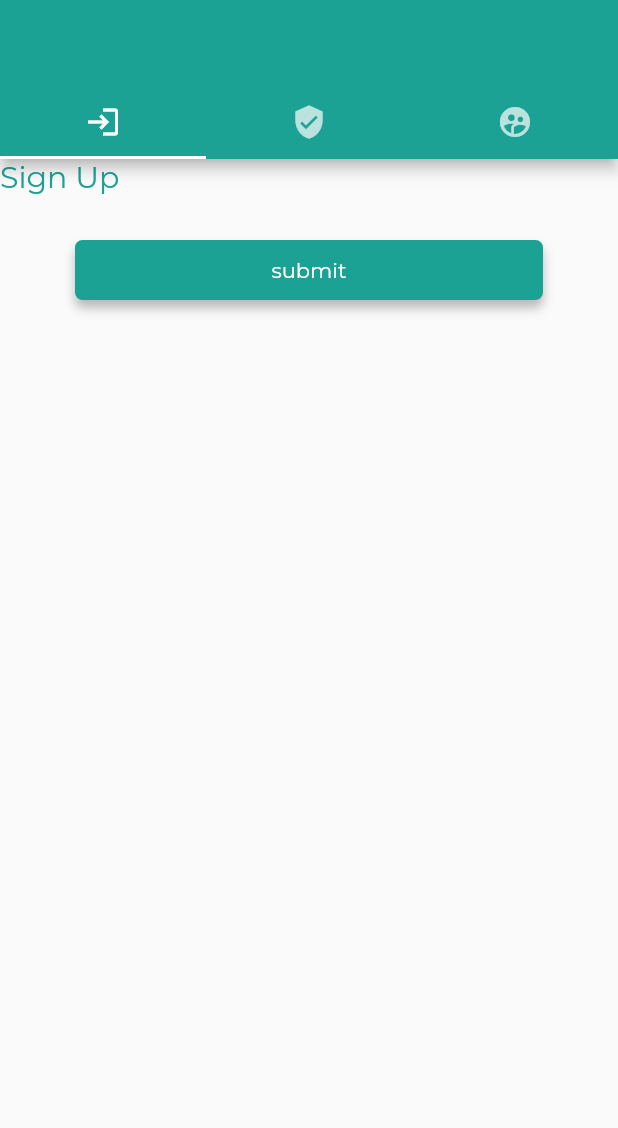
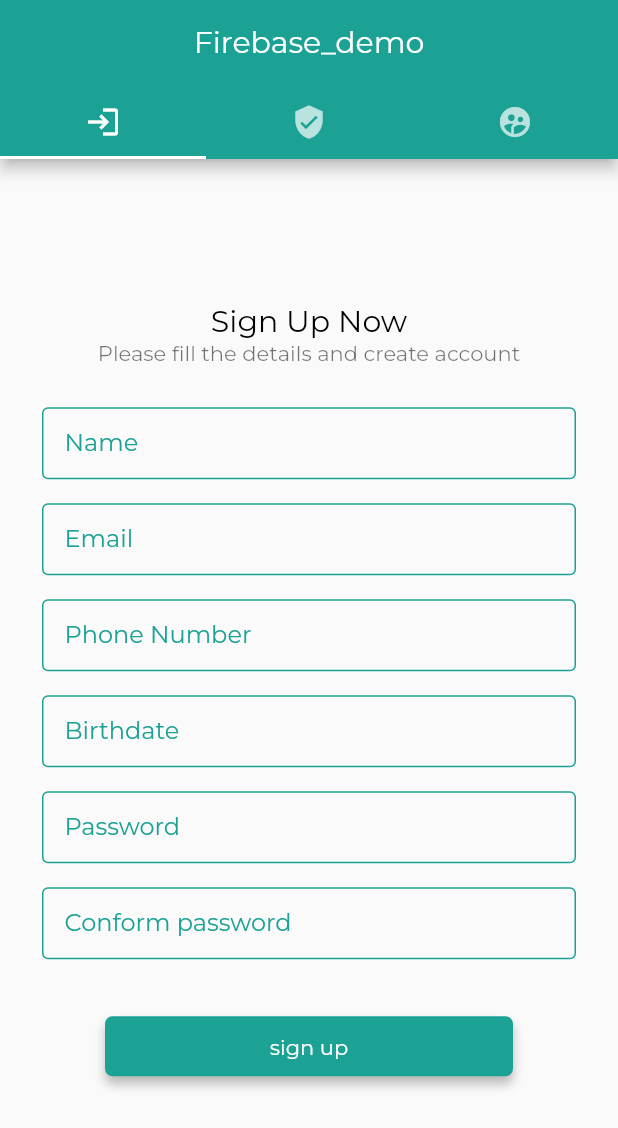
Before and after one commit to vaidikstackapp/flutter_demo, a Flutter app: the screen it shows after launch, after a tap on "sign in", after a tap on "Don't have and account?", on a phone screen of 412 x 824 dp. Shown: the top 1128 px of the screen. Run offline on Flutter 3.47's test engine with Material 2 defaults, Android fonts, the phone set to English and light mode, and no system bars; our stand-ins replace cloud_firestore, firebase_auth, firebase_core, flutter_easyloading, flutter_spinkit, fluttertoast and 2 more; accounts and stored records are empty.

```diff
--- a/lib/common/widget/app_textfield.dart
+++ b/lib/common/widget/app_textfield.dart
@@ -7,6 +7,7 @@ class AppTextField extends StatelessWidget {
   final String? lable;
   final Widget? suffixIcon;
   final bool? obscureText;
+  final bool? readonly;
   final TextEditingController? textEditingController;
   final FormFieldValidator<String>? validator;
 
@@ -15,6 +16,7 @@ class AppTextField extends StatelessWidget {
       this.lable,
       this.validator,
       this.suffixIcon,
+      this.readonly,
       this.textEditingController,
       this.obscureText});
 
@@ -23,6 +25,7 @@ class AppTextField extends StatelessWidget {
     return Padding(
       padding: const EdgeInsets.all(8.0),
       child: TextFormField(
+        readOnly: readonly ?? false,
         controller: textEditingController,
         validator: validator,
         obscuringCharacter: "*",
--- a/lib/screens/first_page.dart
+++ b/lib/screens/first_page.dart
@@ -40,7 +40,10 @@ class _FirstPageState extends State<FirstPage>
   Widget build(BuildContext context) {
     return Scaffold(
       appBar: AppBar(
-        title: const AppText(text: "Firebase_demo"),
+        title: AppText(
+          text: "Firebase_demo",
+          color: ColorConstants.textColor,
+        ),
         centerTitle: true,
         bottom: PreferredSize(
           preferredSize: const Size.fromHeight(50),
--- a/lib/screens/login_page.dart
+++ b/lib/screens/login_page.dart
@@ -21,42 +21,99 @@ class _LoginPageState extends State<LoginPage> {
   TextEditingController tEmail = TextEditingController();
   TextEditingController tPassword = TextEditingController();
   TextEditingController tUsername = TextEditingController();
+  TextEditingController datePickerController = TextEditingController();
   bool check = false;
   UserService userService = UserService();
-  final _formKey = GlobalKey<FormState>();
+  final _loginKey = GlobalKey<FormState>();
+  final _signUp = GlobalKey<FormState>();
 
   bool visible = true;
   bool isAdmin = false;
   bool signUp = false;
+
   @override
   Widget build(BuildContext context) {
     return (signUp)
         ? Scaffold(
-            body: ListView(
-              shrinkWrap: true,
-              children: [
-                ListView(
+            body: Form(
+              key: _signUp,
+              child: Container(
+                margin:
+                    const EdgeInsets.symmetric(horizontal: 10, vertical: 15),
+                padding:
+                    const EdgeInsets.symmetric(horizontal: 10, vertical: 15),
+                child: Center(
+                  child: ListView(
+                    physics: const BouncingScrollPhysics(),
                     shrinkWrap: true,
                     children: [
                       const AppText(
-                      text: "Sign Up",
+                        textAlign: TextAlign.center,
+                        text: "Sign Up Now",
+                        color: Colors.black,
                         fontSize: 20,
+                      ),
+                      const AppText(
+                        textAlign: TextAlign.center,
+                        text: "Please fill the details and create account",
+                        color: Colors.black54,
+                      ),
+                      const SizedBox(
+                        height: 20,
+                      ),
+                      const AppTextField(
+                        lable: 'Name',
+                      ),
+                      const AppTextField(
+                        lable: 'Email',
+                      ),
+                      const AppTextField(
+                        lable: 'Phone Number',
+                      ),
+                      AppTextField(
+                        textEditingController: datePickerController,
+                        readonly: true,
+                        lable: 'Birthdate',
+                        // suffixIcon: GestureDetector(
+                        //     onTap: () async {
+                        //       DateTime? pickDate = await showDatePicker(
+                        //           context: context,
+                        //           initialDate: DateTime.now(),
+                        //           firstDate: DateTime(1995),
+                        //           lastDate: DateTime(2022));
+                        //       if (pickDate != null) {
+                        //         datePickerController.text =
+                        //             "${pickDate.day} : ${pickDate.month.toString()} : ${pickDate.year}";
+                        //       }
+                        //       setState(() {});
+                        //     },
+                        //     child: Icon(
+                        //       Icons.calendar_today,
+                        //       color: ColorConstants.commonColor,
+                        //     )),
+                      ),
+                      const AppTextField(
+                        lable: 'Password',
+                      ),
+                      const AppTextField(
+                        lable: 'Conform password ',
                       ),
                       AppButton(
                         ontap: () {
                           signUp = false;
                           setState(() {});
                         },
-                      text: 'submit',
+                        text: 'sign up',
                       )
                     ],
-                )
-              ],
+                  ),
+                ),
+              ),
             ),
           )
         : Scaffold(
             body: Form(
-              key: _formKey,
+              key: _loginKey,
               child: Container(
                 margin:
                     const EdgeInsets.symmetric(horizontal: 10, vertical: 15),
@@ -76,7 +133,7 @@ class _LoginPageState extends State<LoginPage> {
                       Container(
                         margin: const EdgeInsets.symmetric(vertical: 10),
                         child: const AppText(
-                            text: "please  login to continue using our app",
+                            text: "please login to continue using our app",
                             color: Colors.black54,
                             textAlign: TextAlign.center),
                       ),
@@ -157,7 +214,7 @@ class _LoginPageState extends State<LoginPage> {
                         text: 'sign in',
                         ontap: () {
                           FocusManager.instance.primaryFocus?.unfocus();
-                          if (_formKey.currentState!.validate()) {
+                          if (_loginKey.currentState!.validate()) {
                             AuthService().authentication(tEmail, tPassword,
                                 isAdmin, widget.tabController);
                           }
@@ -209,15 +266,15 @@ class _LoginPageState extends State<LoginPage> {
                           padding: const EdgeInsets.symmetric(vertical: 15),
                           child: Row(
                             mainAxisAlignment: MainAxisAlignment.center,
-                            children: const [
-                              AppText(
+                            children: [
+                              const AppText(
                                 textAlign: TextAlign.center,
                                 color: Colors.black,
                                 text: "Don't have and account? ",
                               ),
                               AppText(
                                 textAlign: TextAlign.center,
-                                color: Colors.blue,
+                                color: ColorConstants.commonColor,
                                 text: "Sign up",
                               ),
                             ],
```
Lines whose indentation alone changed are shown as unchanged.
